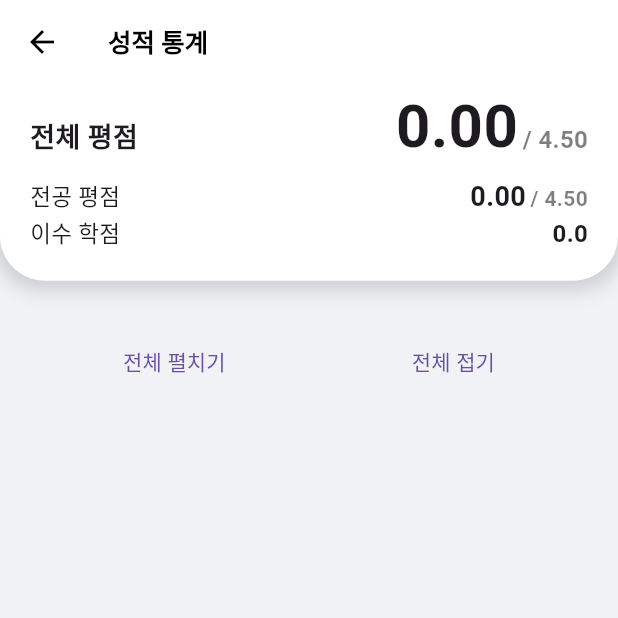
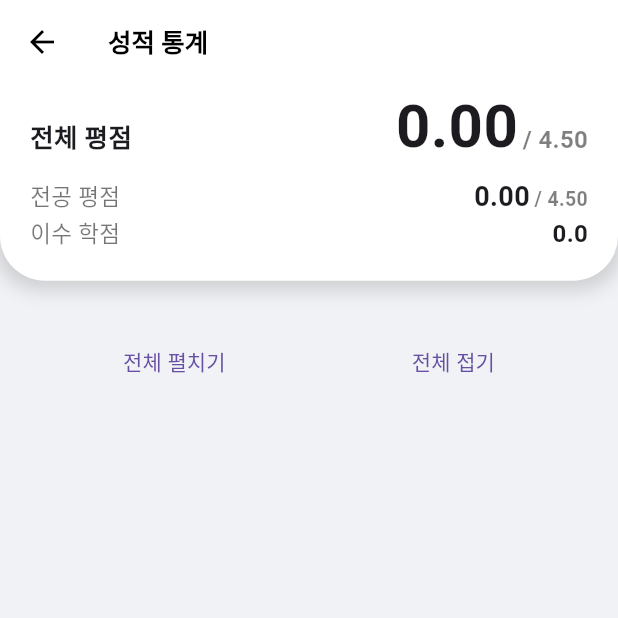
Before and after one commit to nnnlog/SSUrade, a Flutter app: the GradeStatisticsPage screen opened by its route, on a phone screen of 412 x 824 dp, the top half of it. Run offline on Flutter 3.47's test engine with Material 3 defaults, Android fonts, the phone set to English and light mode, and no system bars; our stand-ins replace firebase_analytics, firebase_core, flutter_local_notifications, flutter_secure_storage, fluttertoast, image_gallery_saver and 6 more; missing offline and left inert: df, disable_battery_optimization, event, flutter_exit_app, flutter_inappwebview, version and 1 more; accounts and stored records are empty; Roboto replaces fonts that are missing (Pretendard); statements that could not run were skipped.

Commit message:
Fix minor error

```diff
--- a/lib/views/GradeStatisticsPage.dart
+++ b/lib/views/GradeStatisticsPage.dart
@@ -81,7 +81,7 @@ class _GradeStatisticsPageState extends State<GradeStatisticsPage> {
                         child: Text(
                           "전체 평점",
                           style: TextStyle(
-                            fontSize: 18,
+                            fontSize: 17,
                             fontWeight: FontWeight.w600,
                           ),
                           textAlign: TextAlign.left,
@@ -133,6 +133,7 @@ class _GradeStatisticsPageState extends State<GradeStatisticsPage> {
                           style: TextStyle(
                             fontSize: 15,
                             fontWeight: FontWeight.w400,
+                            color: Colors.black54,
                           ),
                           textAlign: TextAlign.left,
                         ),
@@ -157,7 +158,7 @@ class _GradeStatisticsPageState extends State<GradeStatisticsPage> {
                             Text(
                               "/ 4.50",
                               style: TextStyle(
-                                fontSize: 14,
+                                fontSize: 13,
                                 color: globals.isLightMode ? Colors.black.withOpacity(0.5) : Colors.white,
                                 fontWeight: FontWeight.w600,
                               ),
@@ -180,6 +181,7 @@ class _GradeStatisticsPageState extends State<GradeStatisticsPage> {
                           style: TextStyle(
                             fontSize: 15,
                             fontWeight: FontWeight.w400,
+                            color: Colors.black54,
                           ),
                           textAlign: TextAlign.left,
                         ),
@@ -241,19 +243,19 @@ class _GradeStatisticsPageState extends State<GradeStatisticsPage> {
                             textBaseline: TextBaseline.alphabetic,
                             children: [
                               Text(
-                                data[e]!.averageGrade.toStringAsFixed(1),
+                                data[e]!.averageGrade.toStringAsFixed(2),
                                 style: const TextStyle(
                                   fontWeight: FontWeight.w600,
                                 ),
                               ),
                               const Text(
-                                "  / 4.5",
+                                " / 4.50",
                                 style: TextStyle(
                                   fontSize: 12,
                                 ),
                               ),
                             ],
-                          ),
+                          )
                         ],
                       ),
                       childrenPadding: const EdgeInsets.fromLTRB(40, 10, 40, 20),
@@ -265,14 +267,15 @@ class _GradeStatisticsPageState extends State<GradeStatisticsPage> {
                             Tuple2("학기 석차", data[e]!.semesterRanking.display),
                             Tuple2("전체 석차", data[e]!.totalRanking.display),
                           ]
-                              .map((e) => SizedBox(
-                                    width: MediaQuery.of(context).size.width * 0.7,
+                              .map((e) => Container(
+                                    margin: const EdgeInsets.symmetric(vertical: 5),
                                     child: Row(
-                                      mainAxisAlignment: MainAxisAlignment.spaceAround,
+                                      mainAxisAlignment: MainAxisAlignment.spaceBetween,
                                       children: [
                                         Text(
                                           e.item1,
                                           textAlign: TextAlign.left,
+                                          style: const TextStyle(color: Colors.black54),
                                         ),
                                         Expanded(child: Container()),
                                         Text(
--- a/pubspec.yaml
+++ b/pubspec.yaml
@@ -3,7 +3,7 @@ description: 숭실대학교 성적 조회 애플리케이션
 
 publish_to: 'none'
 
-version: 2.4.0+31
+version: 2.4.0+32
 
 environment:
   sdk: ">=2.17.3 <3.0.0"
```
